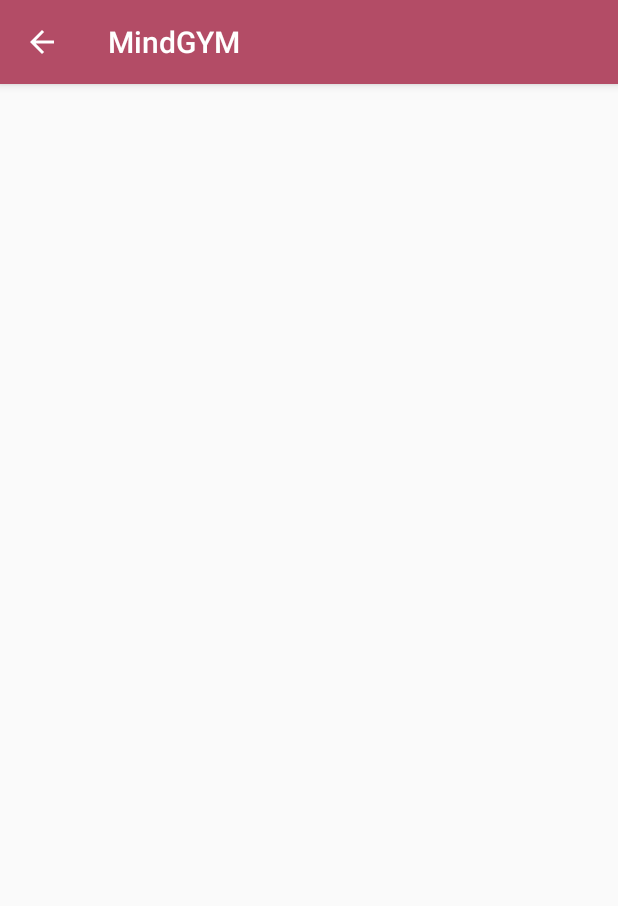
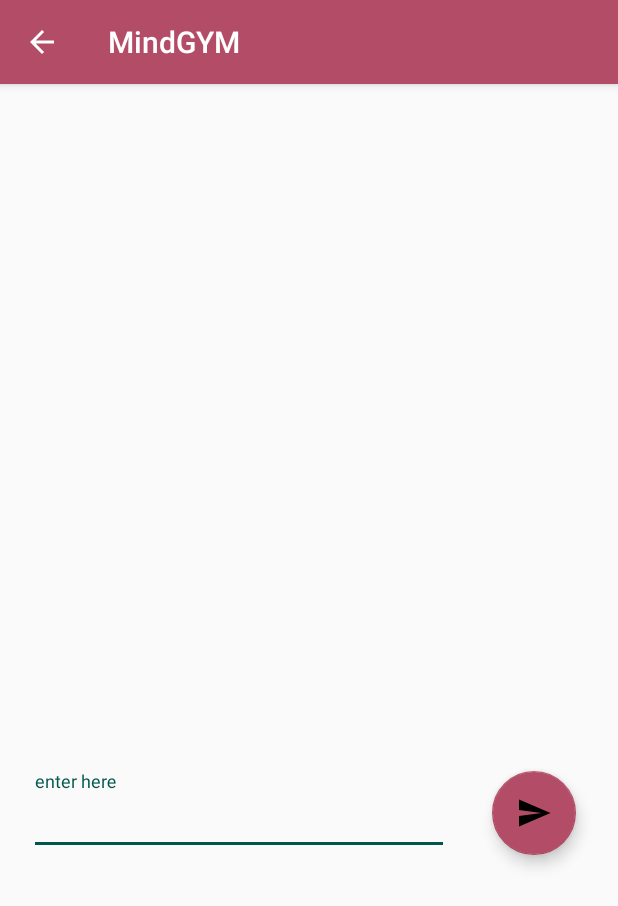
Before and after one commit to andrei9917/BBC-MindGYM, an Android app: the TodoActivity screen opened directly, with no data from a screen before it, on a phone screen of 412 x 824 dp. Shown: the top 906 px of the screen. Run offline under Robolectric (Android 15) with nearby library versions, the phone set to English and light mode, and no system bars.

Commit message:
Icon changes v2

```diff
--- a/app/src/main/java/com/example/andrei/bbc_mindgym/TodoActivity.java
+++ b/app/src/main/java/com/example/andrei/bbc_mindgym/TodoActivity.java
@@ -1,13 +1,48 @@
 package com.example.andrei.bbc_mindgym;
 
 import android.os.Bundle;
+import android.support.design.widget.FloatingActionButton;
+import android.support.design.widget.TextInputLayout;
 import android.support.v7.app.AppCompatActivity;
+import android.view.View;
+import android.widget.ArrayAdapter;
+import android.widget.ListView;
+
+import java.util.ArrayList;
+import java.util.List;
 
 public class TodoActivity extends AppCompatActivity {
+
+    ListView lv;
+    FloatingActionButton button;
+    TextInputLayout text;
+    List<String> itemlist;
+    ArrayAdapter<String> arrayAdapter;
 
     @Override
     protected void onCreate(Bundle savedInstanceState) {
         super.onCreate(savedInstanceState);
         setContentView(R.layout.activity_todo);
+
+        lv = findViewById(R.id.listView);
+        button = findViewById(R.id.floatingActionButton);
+        text = findViewById(R.id.textInputLayout);
+        itemlist = new ArrayList<>();
+        arrayAdapter = new ArrayAdapter<>(this, android.R.layout.simple_list_item_1, itemlist);
+        lv.setAdapter(arrayAdapter);
+
+        button.setOnClickListener(new View.OnClickListener() {
+            @Override
+            public void onClick(View view) {
+                addToList();
+            }
+        });
+    }
+
+    public void addToList(){
+        if(!text.getEditText().getText().toString().equals("")){
+            String toDoStr = text.getEditText().getText().toString();
+            itemlist.add(toDoStr);
+            arrayAdapter.notifyDataSetChanged();}
     }
 }
--- a/app/src/main/res/layout/activity_todo.xml
+++ b/app/src/main/res/layout/activity_todo.xml
@@ -1,8 +1,49 @@
 <?xml version="1.0" encoding="utf-8"?>
 <android.support.constraint.ConstraintLayout xmlns:android="http://schemas.android.com/apk/res/android"
+    xmlns:app="http://schemas.android.com/apk/res-auto"
     xmlns:tools="http://schemas.android.com/tools"
     android:layout_width="match_parent"
     android:layout_height="match_parent"
     tools:context=".TodoActivity">
 
+    <ListView
+        android:id="@+id/listView"
+        android:layout_width="368dp"
+        android:layout_height="450dp"
+        android:layout_marginStart="8dp"
+        android:layout_marginTop="8dp"
+        android:layout_marginEnd="8dp"
+        app:layout_constraintEnd_toEndOf="parent"
+        app:layout_constraintStart_toStartOf="parent"
+        app:layout_constraintTop_toTopOf="parent" />
+
+    <android.support.design.widget.TextInputLayout
+        android:id="@+id/textInputLayout"
+        android:layout_width="280dp"
+        android:layout_height="wrap_content"
+        android:layout_marginStart="19dp"
+        app:layout_constraintStart_toStartOf="parent"
+        app:layout_constraintTop_toBottomOf="@+id/listView">
+
+        <android.support.design.widget.TextInputEditText
+            android:layout_width="match_parent"
+            android:layout_height="wrap_content"
+            android:singleLine="true"
+            android:hint="enter here" />
+    </android.support.design.widget.TextInputLayout>
+
+    <android.support.design.widget.FloatingActionButton
+        android:id="@+id/floatingActionButton"
+        android:layout_width="wrap_content"
+        android:layout_height="wrap_content"
+        android:layout_marginStart="8dp"
+        android:layout_marginEnd="8dp"
+        android:clickable="true"
+        android:focusableInTouchMode="false"
+        app:backgroundTint="@color/colorPrimary"
+        app:layout_constraintEnd_toEndOf="parent"
+        app:layout_constraintStart_toEndOf="@+id/textInputLayout"
+        app:layout_constraintTop_toBottomOf="@+id/listView"
+        app:srcCompat="@drawable/ic_menu_send" />
+
 </android.support.constraint.ConstraintLayout>
```
